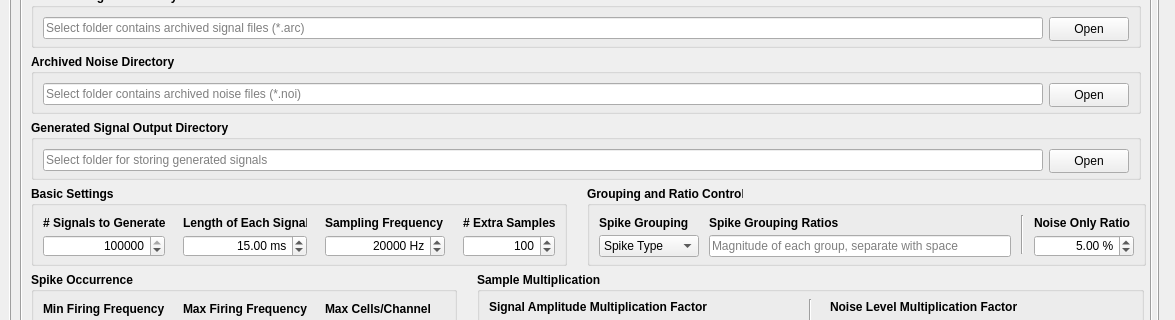
saptera/parus, file parus/gui/desg_genctrl.ui: the form before one commit; both pictures show x 0 to 1175 and y 299 to 619 of the 1175 by 1010 pixel window.
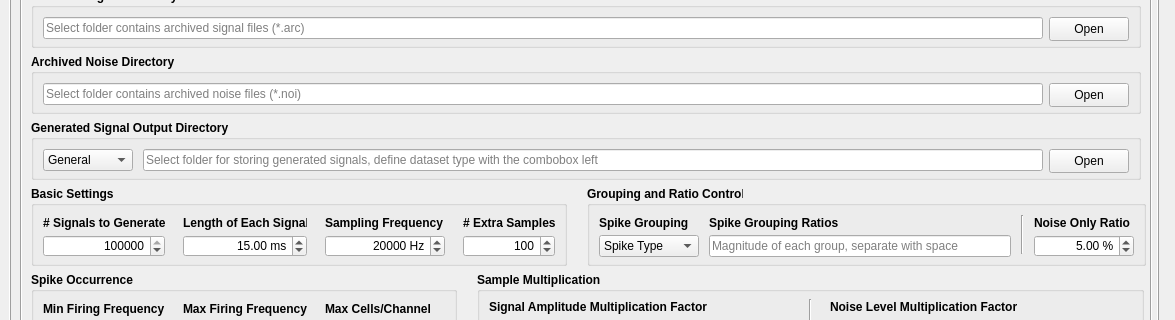
The form after the commit.

Commit message: Generation dataset type definition on file name

```diff
--- a/parus/gui/desg_genctrl.ui
+++ b/parus/gui/desg_genctrl.ui
@@ -439,11 +439,52 @@
              <property name="spacing">
               <number>10</number>
              </property>
+             <item>
+              <widget class="QComboBox" name="setTypBox">
+               <property name="minimumSize">
+                <size>
+                 <width>90</width>
+                 <height>22</height>
+                </size>
+               </property>
+               <property name="maximumSize">
+                <size>
+                 <width>100</width>
+                 <height>22</height>
+                </size>
+               </property>
+               <property name="font">
+                <font>
+                 <bold>false</bold>
+                </font>
+               </property>
+               <item>
+                <property name="text">
+                 <string>General</string>
+                </property>
+               </item>
+               <item>
+                <property name="text">
+                 <string>Training</string>
+                </property>
+               </item>
+               <item>
+                <property name="text">
+                 <string>Validation</string>
+                </property>
+               </item>
+               <item>
+                <property name="text">
+                 <string>Testing</string>
+                </property>
+               </item>
+              </widget>
+             </item>
              <item>
               <widget class="QLineEdit" name="outPath">
                <property name="minimumSize">
                 <size>
-                 <width>1000</width>
+                 <width>900</width>
                  <height>22</height>
                 </size>
                </property>
@@ -459,7 +500,7 @@
                 </font>
                </property>
                <property name="placeholderText">
-                <string>Select folder for storing generated signals</string>
+                <string>Select folder for storing generated signals, define dataset type with the combobox left</string>
                </property>
               </widget>
              </item>
```
Left out of the diff: 3 changed lines with no effect on the pictures. The commit also changes 3 other files.
